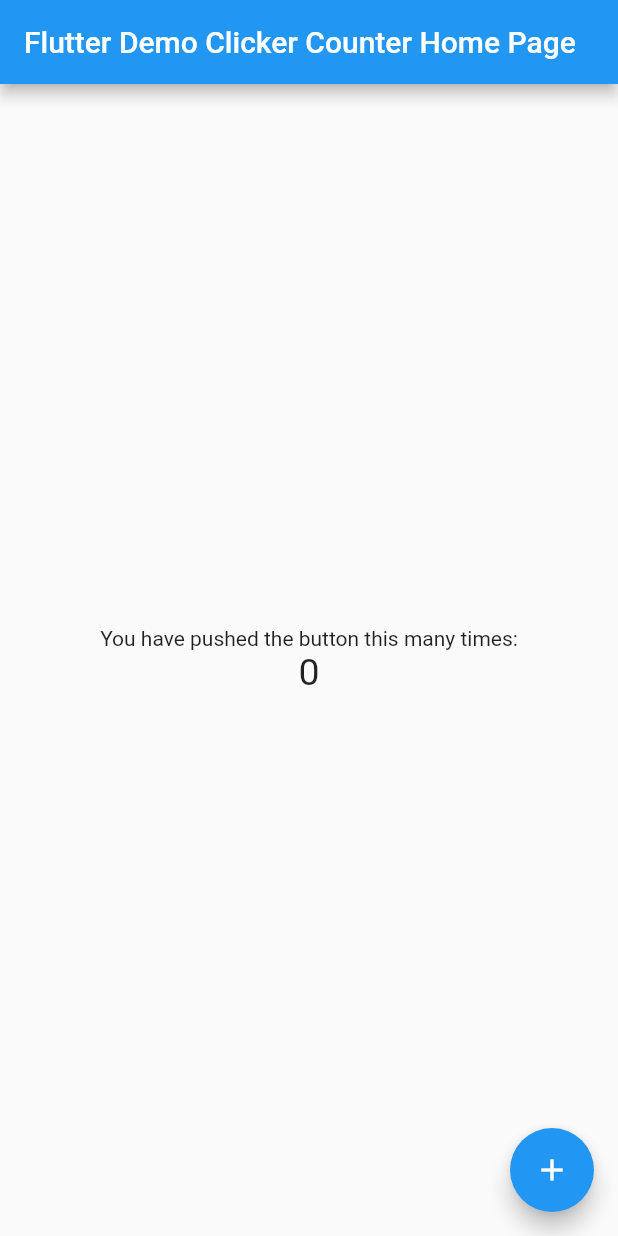
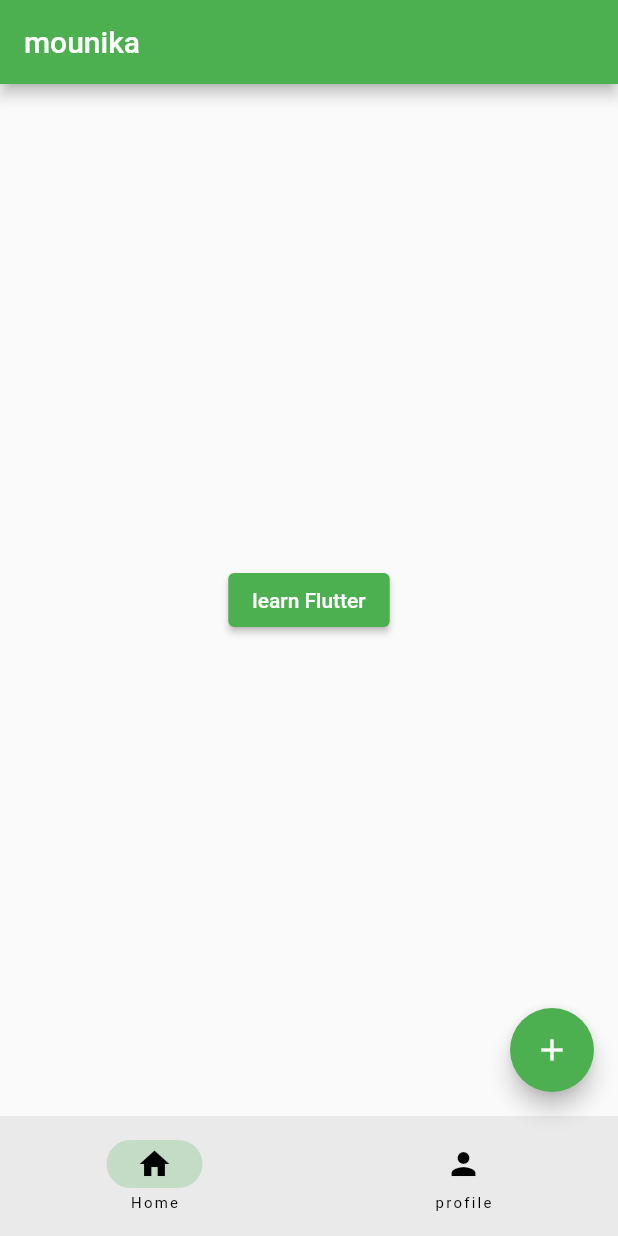
Before and after one commit to mounika-bestha11/pgcrops, a Flutter app: the screen it shows after launch, on a phone screen of 412 x 824 dp. Run offline on Flutter 3.47's test engine with Material 2 defaults, Android fonts, the phone set to English and light mode, and no system bars.

Commit message:
base created

```diff
--- /dev/null
+++ b/lib/home_page.dart
@@ -0,0 +1,22 @@
+import 'package:flutter/material.dart';
+import 'package:tesapp/learn_flutter_page.dart';
+
+class Homepage extends StatelessWidget {
+  const Homepage({Key? key}) : super(key: key);
+
+  @override
+  Widget build(BuildContext context) {
+    return Center(
+      child: ElevatedButton(
+        onPressed: () {
+          Navigator.of(context).push(
+            MaterialPageRoute(builder: (BuildContext context) {
+              return const LearnFlutterPage();
+            }),
+          );
+        },
+        child: const Text('learn Flutter'),
+      ),
+    );
+  }
+}
--- a/lib/main.dart
+++ b/lib/main.dart
@@ -1,99 +1,65 @@
+import 'package:flutter/cupertino.dart';
 import 'package:flutter/material.dart';
+import 'package:tesapp/home_page.dart';
+import 'package:tesapp/profile_page.dart';
 
-void main() => runApp(MyApp());
+void main() {
+  runApp(const MyApp());
+}
 
 class MyApp extends StatelessWidget {
-  // This widget is the root of your application.
+  const MyApp({Key? key}) : super(key: key);
   @override
   Widget build(BuildContext context) {
     return MaterialApp(
-      // Application name
-      title: 'Flutter Stateful Clicker Counter',
+      debugShowCheckedModeBanner: false,
       theme: ThemeData(
-        // Application theme data, you can set the colors for the application as
-        // you want
-        primarySwatch: Colors.blue,
+        primarySwatch: Colors.green,
       ),
-      home: MyHomePage(title: 'Flutter Demo Clicker Counter Home Page'),
+      home: const RootPage(),
     );
   }
 }
 
-class MyHomePage extends StatefulWidget {
-  final String title;
-  const MyHomePage({Key? key, required this.title}) : super(key: key);
-
-  // This widget is the home page of your application. It is stateful, meaning
-  // that it has a State object (defined below) that contains fields that affect
-  // how it looks.
-
-  // This class is the configuration for the state. It holds the values (in this
-  // case the title) provided by the parent (in this case the App widget) and
-  // used by the build method of the State. Fields in a Widget subclass are
-  // always marked "final".
+class RootPage extends StatefulWidget {
+  const RootPage({Key? key}) : super(key: key);
 
   @override
-  _MyHomePageState createState() => _MyHomePageState();
+  State<RootPage> createState() => _RootPageState();
 }
 
-class _MyHomePageState extends State<MyHomePage> {
-  int _counter = 0;
-
-  void _incrementCounter() {
-    setState(() {
-      // This call to setState tells the Flutter framework that something has
-      // changed in this State, which causes it to rerun the build method below
-      // so that the display can reflect the updated values. If we changed
-      // _counter without calling setState(), then the build method would not be
-      // called again, and so nothing would appear to happen.
-      _counter++;
-    });
-  }
+class _RootPageState extends State<RootPage> {
+  int currentPage = 0;
+  List<Widget> pages = const [
+    Homepage(),
+    ProfilePage(),
+  ];
 
   @override
   Widget build(BuildContext context) {
-    // This method is rerun every time setState is called, for instance as done
-    // by the _incrementCounter method above.
-    //
-    // The Flutter framework has been optimized to make rerunning build methods
-    // fast, so that you can just rebuild anything that needs updating rather
-    // than having to individually change instances of widgets.
     return Scaffold(
       appBar: AppBar(
-        // Here we take the value from the MyHomePage object that was created by
-        // the App.build method, and use it to set our appbar title.
-        title: Text(widget.title),
+        title: const Text('mounika'),
       ),
-      body: Center(
-        // Center is a layout widget. It takes a single child and positions it
-        // in the middle of the parent.
-        child: Column(
-          // Column is also a layout widget. It takes a list of children and
-          // arranges them vertically. By default, it sizes itself to fit its
-          // children horizontally, and tries to be as tall as its parent.
-          //
-          // Column has various properties to control how it sizes itself and
-          // how it positions its children. Here we use mainAxisAlignment to
-          // center the children vertically; the main axis here is the vertical
-          // axis because Columns are vertical (the cross axis would be
-          // horizontal).
-          mainAxisAlignment: MainAxisAlignment.center,
-          children: <Widget>[
-            Text(
-              'You have pushed the button this many times:',
-            ),
-            Text(
-              '$_counter',
-              style: TextStyle(fontSize: 25),
-            ),
-          ],
-        ),
+      body: pages[currentPage],
+      floatingActionButton: FloatingActionButton(
+        onPressed: () {
+          debugPrint("floating action button");
+        },
+        child: const Icon(Icons.add),
       ),
-      floatingActionButton: FloatingActionButton(
-        onPressed: _incrementCounter,
-        tooltip: 'Increment',
-        child: Icon(Icons.add),
-      ), // This trailing comma makes auto-formatting nicer for build methods.
+      bottomNavigationBar: NavigationBar(
+        destinations: const [
+          NavigationDestination(icon: Icon(Icons.home), label: 'Home'),
+          NavigationDestination(icon: Icon(Icons.person), label: 'profile'),
+        ],
+        onDestinationSelected: (int index) {
+          setState(() {
+            currentPage = index;
+          });
+        },
+        selectedIndex: currentPage,
+      ),
     );
   }
 }
--- a/pubspec.yaml
+++ b/pubspec.yaml
@@ -43,8 +43,8 @@ flutter:
   uses-material-design: true
 
   # To add assets to your application, add an assets section, like this:
-  # assets:
-  #  - images/a_dot_burr.jpeg
+  assets:
+   - images/
   #  - images/a_dot_ham.jpeg
 
   # An image asset can refer to one or more resolution-specific "variants", see
```
Also changed, not shown: lib/learn_flutter_page.dart (added, +123 -0 lines), lib/profile_page.dart (added, +20 -0 lines), images/anantapur.jpg (added), 1 other file.
